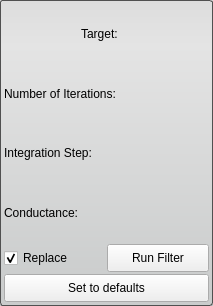
SCIInstitute/Seg3D, file src/Interface/ToolInterface/AnisotropicDiffusionFilterInterface.ui: the form before one commit.
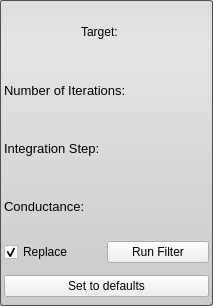
The form after the commit.

```diff
--- a/src/Interface/ToolInterface/AnisotropicDiffusionFilterInterface.ui
+++ b/src/Interface/ToolInterface/AnisotropicDiffusionFilterInterface.ui
@@ -46,7 +46,7 @@
   </property>
   <layout class="QVBoxLayout" name="verticalLayout">
    <property name="spacing">
-    <number>0</number>
+    <number>2</number>
    </property>
    <property name="margin">
     <number>4</number>
@@ -81,24 +81,16 @@
     <layout class="QHBoxLayout" name="iterationsHLayout_top">
      <item>
       <widget class="QLabel" name="iterationsLabel">
+       <property name="font">
+        <font>
+         <pointsize>10</pointsize>
+        </font>
+       </property>
        <property name="text">
         <string>Number of Iterations:</string>
        </property>
       </widget>
      </item>
-     <item>
-      <spacer name="iterationsHSpacer">
-       <property name="orientation">
-        <enum>Qt::Horizontal</enum>
-       </property>
-       <property name="sizeHint" stdset="0">
-        <size>
-         <width>40</width>
-         <height>20</height>
-        </size>
-       </property>
-      </spacer>
-     </item>
     </layout>
    </item>
    <item>
@@ -108,24 +100,16 @@
     <layout class="QHBoxLayout" name="integrationHLayout_top">
      <item>
       <widget class="QLabel" name="integrationLabel">
+       <property name="font">
+        <font>
+         <pointsize>10</pointsize>
+        </font>
+       </property>
        <property name="text">
         <string>Integration Step:</string>
        </property>
       </widget>
      </item>
-     <item>
-      <spacer name="integrationHSpacer">
-       <property name="orientation">
-        <enum>Qt::Horizontal</enum>
-       </property>
-       <property name="sizeHint" stdset="0">
-        <size>
-         <width>40</width>
-         <height>20</height>
-        </size>
-       </property>
-      </spacer>
-     </item>
     </layout>
    </item>
    <item>
@@ -135,91 +119,91 @@
     <layout class="QHBoxLayout" name="conductanceHLayout">
      <item>
       <widget class="QLabel" name="conductanceLabel">
+       <property name="font">
+        <font>
+         <pointsize>10</pointsize>
+        </font>
+       </property>
        <property name="text">
         <string>Conductance:</string>
        </property>
       </widget>
      </item>
-     <item>
-      <spacer name="conductanceHSpacer">
-       <property name="orientation">
-        <enum>Qt::Horizontal</enum>
-       </property>
-       <property name="sizeHint" stdset="0">
-        <size>
-         <width>40</width>
-         <height>20</height>
-        </size>
-       </property>
-      </spacer>
-     </item>
     </layout>
    </item>
    <item>
     <layout class="QHBoxLayout" name="conductanceHLayout_bottom"/>
    </item>
    <item>
-    <layout class="QHBoxLayout" name="replaceInvertLayout">
-     <item>
-      <widget class="QCheckBox" name="replaceCheckBox">
-       <property name="minimumSize">
-        <size>
-         <width>0</width>
-         <height>32</height>
-        </size>
-       </property>
-       <property name="text">
-        <string>Replace</string>
-       </property>
-       <property name="checked">
-        <bool>true</bool>
-       </property>
-      </widget>
-     </item>
-     <item>
-      <widget class="QPushButton" name="runFilterButton">
-       <property name="sizePolicy">
-        <sizepolicy hsizetype="Minimum" vsizetype="Fixed">
-         <horstretch>0</horstretch>
-         <verstretch>0</verstretch>
-        </sizepolicy>
-       </property>
-       <property name="minimumSize">
-        <size>
-         <width>0</width>
-         <height>28</height>
-        </size>
-       </property>
-       <property name="maximumSize">
-        <size>
-         <width>16777215</width>
-         <height>28</height>
-        </size>
-       </property>
-       <property name="text">
-        <string>Run Filter</string>
-       </property>
-      </widget>
-     </item>
-    </layout>
+    <widget class="QWidget" name="replaceRunWidget" native="true">
+     <property name="minimumSize">
+      <size>
+       <width>0</width>
+       <height>32</height>
+      </size>
+     </property>
+     <property name="maximumSize">
+      <size>
+       <width>16777215</width>
+       <height>32</height>
+      </size>
+     </property>
+     <layout class="QHBoxLayout" name="horizontalLayout" stretch="1,1">
+      <property name="spacing">
+       <number>0</number>
+      </property>
+      <property name="margin">
+       <number>0</number>
+      </property>
+      <item>
+       <widget class="QCheckBox" name="replaceCheckBox">
+        <property name="text">
+         <string>Replace</string>
+        </property>
+        <property name="checked">
+         <bool>true</bool>
+        </property>
+       </widget>
+      </item>
+      <item>
+       <widget class="QPushButton" name="runFilterButton">
+        <property name="text">
+         <string>Run Filter</string>
+        </property>
+       </widget>
+      </item>
+     </layout>
+    </widget>
    </item>
    <item>
-    <widget class="QPushButton" name="setToDefaultPushButton">
+    <widget class="QWidget" name="widget" native="true">
      <property name="minimumSize">
       <size>
        <width>0</width>
-       <height>28</height>
+       <height>32</height>
       </size>
      </property>
      <property name="maximumSize">
       <size>
        <width>16777215</width>
-       <height>28</height>
+       <height>32</height>
       </size>
      </property>
-     <property name="text">
-      <string>Set to defaults</string>
-     </property>
+     <layout class="QHBoxLayout" name="horizontalLayout_2">
+      <property name="spacing">
+       <number>0</number>
+      </property>
+      <property name="margin">
+       <number>0</number>
+      </property>
+      <item>
+       <widget class="QPushButton" name="setToDefaultPushButton">
+        <property name="text">
+         <string>Set to defaults</string>
+        </property>
+       </widget>
+      </item>
+     </layout>
     </widget>
    </item>
   </layout>
```
